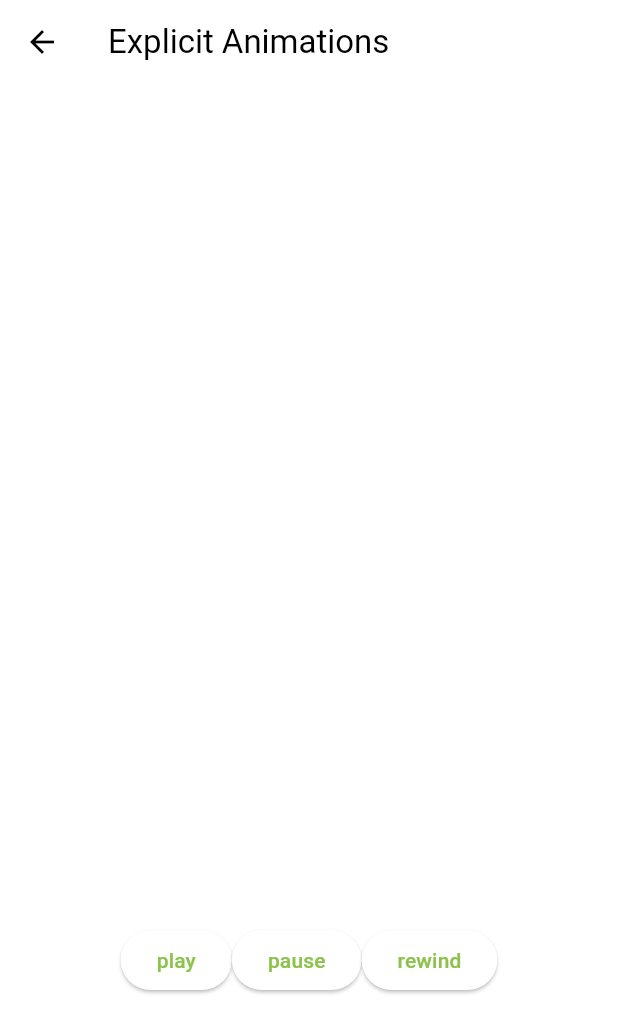
After one commit to hnaa0/flutter_animations, a Flutter app: the screen it shows after launch, after a tap on "Explicit Animations", on a phone screen of 412 x 824 dp. The commit adds this screen. Shown: the top 1033 px of the screen. Run offline on Flutter 3.47's test engine with Material 3 defaults, Android fonts, the phone set to English and light mode, and no system bars.

Commit message:
2 Explicit animations 2.3 AnimatedBuilder

```diff
--- /dev/null
+++ b/lib/screens/explicit_animations_screen.dart
@@ -0,0 +1,89 @@
+import 'dart:async';
+
+import 'package:flutter/material.dart';
+import 'package:flutter/scheduler.dart';
+import 'package:flutter/widgets.dart';
+
+class ExplicitAnimationsScreen extends StatefulWidget {
+  const ExplicitAnimationsScreen({super.key});
+
+  @override
+  State<ExplicitAnimationsScreen> createState() =>
+      _ExplicitAnimationsScreenState();
+}
+
+//SingleTickerProviderStateMixin: 트리가 활성화되어 있는 동안만 Ticker를 제공
+class _ExplicitAnimationsScreenState extends State<ExplicitAnimationsScreen>
+    with SingleTickerProviderStateMixin {
+  late final AnimationController _animationController = AnimationController(
+    vsync: this,
+    duration: const Duration(seconds: 10),
+  );
+
+  void _play() {
+    _animationController.forward();
+  }
+
+  void _pause() {
+    _animationController.stop();
+  }
+
+  void _rewind() {
+    _animationController.reverse();
+  }
+
+  @override
+  void initState() {
+    super.initState();
+  }
+
+  @override
+  Widget build(BuildContext context) {
+    print("build");
+
+    return Scaffold(
+      appBar: AppBar(
+        title: const Text(
+          "Explicit Animations",
+        ),
+      ),
+      body: Center(
+        child: Column(
+          mainAxisAlignment: MainAxisAlignment.center,
+          children: [
+            AnimatedBuilder(
+              animation: _animationController,
+              builder: (context, child) {
+                return Opacity(
+                  opacity: _animationController.value,
+                  child: Container(
+                    width: 400,
+                    height: 400,
+                    color: Colors.lightBlue,
+                  ),
+                );
+              },
+            ),
+            Row(
+              mainAxisAlignment: MainAxisAlignment.center,
+              children: [
+                ElevatedButton(
+                  onPressed: _play,
+                  child: const Text("play"),
+                ),
+                ElevatedButton(
+                  onPressed: _pause,
+                  child: const Text("pause"),
+                ),
+                ElevatedButton(
+                  onPressed: _rewind,
+                  child: const Text("rewind"),
+                ),
+              ],
+            )
+          ],
+        ),
+      ),
+    );
+  }
+}
--- a/lib/screens/menu_screen.dart
+++ b/lib/screens/menu_screen.dart
@@ -1,4 +1,5 @@
 import 'package:flutter/material.dart';
+import 'package:flutter_animations/screens/explicit_animations_screen.dart';
 import 'package:flutter_animations/screens/implicit_animations_screen.dart';
 
 class MenuScreen extends StatelessWidget {
@@ -35,6 +36,17 @@ class MenuScreen extends StatelessWidget {
                 "Implicit Animations",
               ),
             ),
+            ElevatedButton(
+              onPressed: () {
+                _goToPage(
+                  context,
+                  const ExplicitAnimationsScreen(),
+                );
+              },
+              child: const Text(
+                "Explicit Animations",
+              ),
+            ),
           ],
         ),
       ),
```
